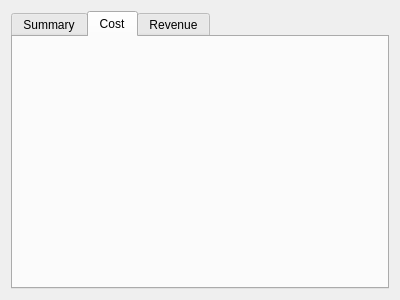
Arklog/x4StationGenerator, file src/ui/section/SummarySection/summarysection.ui: the form before one commit.
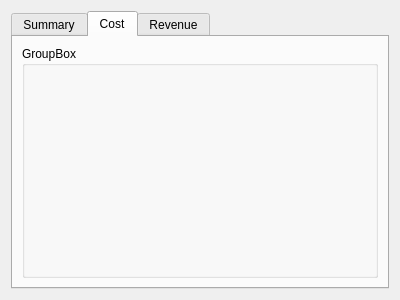
The form after the commit.

Commit message: added list of module being built + cost

Diff of the .ui file:
```diff
--- a/src/ui/section/SummarySection/summarysection.ui
+++ b/src/ui/section/SummarySection/summarysection.ui
@@ -28,7 +28,16 @@
       <attribute name="title">
        <string>Cost</string>
       </attribute>
-      <layout class="QGridLayout" name="cost_tab_layout"/>
+      <layout class="QGridLayout" name="cost_tab_layout">
+       <item row="0" column="0">
+        <widget class="QGroupBox" name="modules_group">
+         <property name="title">
+          <string>GroupBox</string>
+         </property>
+         <layout class="QFormLayout" name="module_group_layout"/>
+        </widget>
+       </item>
+      </layout>
      </widget>
      <widget class="QWidget" name="revenue_tab">
       <attribute name="title">
```
The commit also changes 1 other file.
